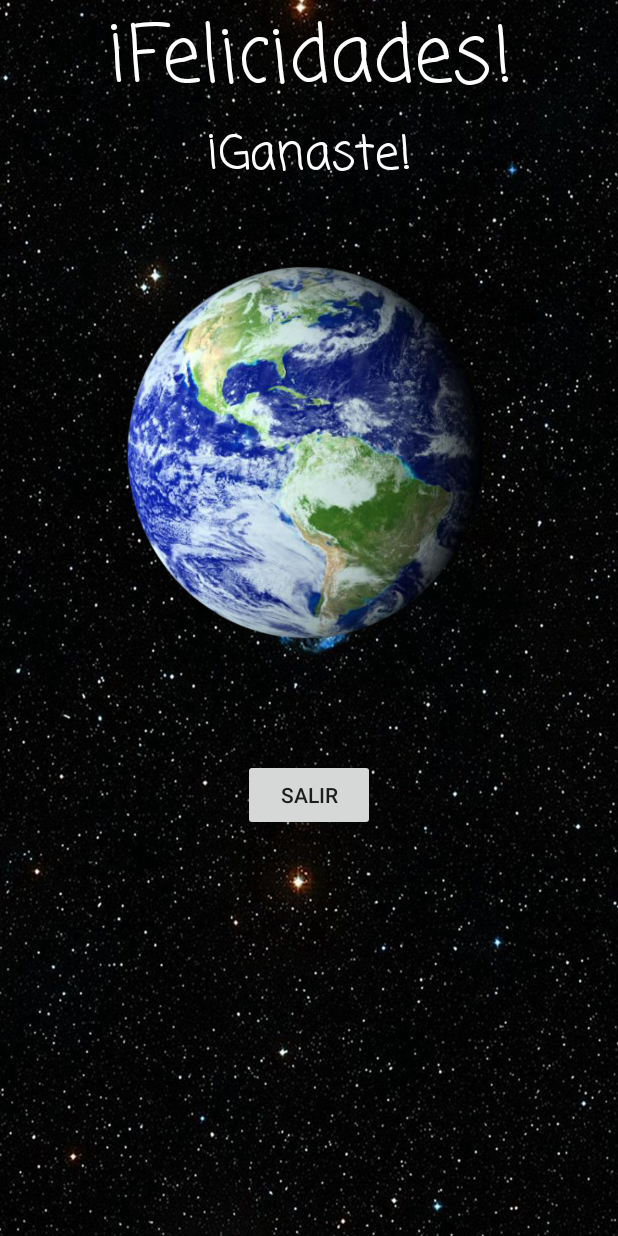
After one commit to lilianaruva/Reciclaje_PMA, an Android app: the WinnerActivity screen opened directly, with no data from a screen before it, on a phone screen of 412 x 824 dp. The commit adds this screen. Run offline under Robolectric (Android 15) with nearby library versions, the phone set to English and light mode, and no system bars.

Commit message:
Versión 1.0
Se agrego el screen de victoria y se cambiaron los sonidos de exito y falla.

```diff
--- a/MyApplication/app/src/main/AndroidManifest.xml
+++ b/MyApplication/app/src/main/AndroidManifest.xml
@@ -9,7 +9,8 @@
         android:roundIcon="@mipmap/ic_launcher_round"
         android:supportsRtl="true"
         android:theme="@style/AppTheme">
-        <activity android:name=".GameOverActivity"></activity>
+        <activity android:name=".WinnerActivity"></activity>
+        <activity android:name=".GameOverActivity" />
         <activity android:name=".SplashActivity">
             <intent-filter>
                 <action android:name="android.intent.action.MAIN" />
--- /dev/null
+++ b/MyApplication/app/src/main/java/c15130700/a2019/itl/myapplication/WinnerActivity.java
@@ -0,0 +1,19 @@
+package c15130700.a2019.itl.myapplication;
+
+import android.support.v7.app.AppCompatActivity;
+import android.os.Bundle;
+import android.view.View;
+
+public class WinnerActivity extends AppCompatActivity {
+
+    @Override
+    protected void onCreate(Bundle savedInstanceState) {
+        super.onCreate(savedInstanceState);
+        setContentView(R.layout.activity_winner);
+    }
+
+    public void onClickFinish(View v) {
+        Singleton.getInstance().setResponse(false);
+        finish();
+    }
+}
--- a/MyApplication/app/src/main/res/layout/activity_game_over.xml
+++ b/MyApplication/app/src/main/res/layout/activity_game_over.xml
@@ -5,7 +5,7 @@
     android:orientation="vertical"
     android:layout_width="match_parent"
     android:layout_height="match_parent"
-    android:background="#000000"
+    android:background="@drawable/background1"
     tools:context=".GameOverActivity">
 
     <TextView
@@ -21,7 +21,7 @@
     <ImageView
         android:id="@+id/imageView2"
         android:layout_width="match_parent"
-        android:layout_height="343dp"
+        android:layout_height="315dp"
         app:srcCompat="@drawable/gameover1" />
 
     <TextView
--- /dev/null
+++ b/MyApplication/app/src/main/res/layout/activity_winner.xml
@@ -0,0 +1,58 @@
+<?xml version="1.0" encoding="utf-8"?>
+<LinearLayout xmlns:android="http://schemas.android.com/apk/res/android"
+    xmlns:app="http://schemas.android.com/apk/res-auto"
+    xmlns:tools="http://schemas.android.com/tools"
+    android:orientation="vertical"
+    android:layout_width="match_parent"
+    android:layout_height="match_parent"
+    android:background="@drawable/background1"
+    tools:context=".WinnerActivity">
+
+    <TextView
+        android:id="@+id/textView3"
+        android:layout_width="match_parent"
+        android:layout_height="wrap_content"
+        android:text="¡Felicidades!"
+        android:textColor="#FFFFFF"
+        android:textSize="52sp"
+        android:textAlignment="center"
+        android:fontFamily="casual"/>
+
+    <TextView
+        android:id="@+id/textView4"
+        android:layout_width="match_parent"
+        android:layout_height="wrap_content"
+        android:text="¡Ganaste!"
+        android:textColor="#FFFFFF"
+        android:textSize="32sp"
+        android:textAlignment="center"
+        android:fontFamily="casual"/>
+
+    <ImageView
+        android:id="@+id/imageView3"
+        android:layout_width="match_parent"
+        android:layout_height="343dp"
+        app:srcCompat="@drawable/winner1" />
+
+    <android.support.constraint.ConstraintLayout
+        android:layout_width="match_parent"
+        android:layout_height="match_parent">
+
+        <Button
+            android:id="@+id/button4"
+            android:layout_width="wrap_content"
+            android:layout_height="wrap_content"
+            android:layout_marginStart="8dp"
+            android:layout_marginTop="8dp"
+            android:layout_marginEnd="8dp"
+            android:layout_marginBottom="8dp"
+            android:onClick="onClickFinish"
+            android:text="Salir"
+            app:layout_constraintBottom_toBottomOf="parent"
+            app:layout_constraintEnd_toEndOf="parent"
+            app:layout_constraintStart_toStartOf="parent"
+            app:layout_constraintTop_toTopOf="parent"
+            app:layout_constraintVertical_bias="0.091" />
+    </android.support.constraint.ConstraintLayout>
+
+</LinearLayout>
```
Also changed, not shown: MyApplication/app/src/main/java/c15130700/a2019/itl/myapplication/MainActivity.java (+28 -37 lines), MyApplication/app/src/main/res/drawable/background1.jpg (added), MyApplication/app/src/main/res/drawable/gameover1.jpg (deleted), MyApplication/app/src/main/res/drawable/gameover1.png (added), MyApplication/app/src/main/res/drawable/winner1.png (added), 4 other files.
